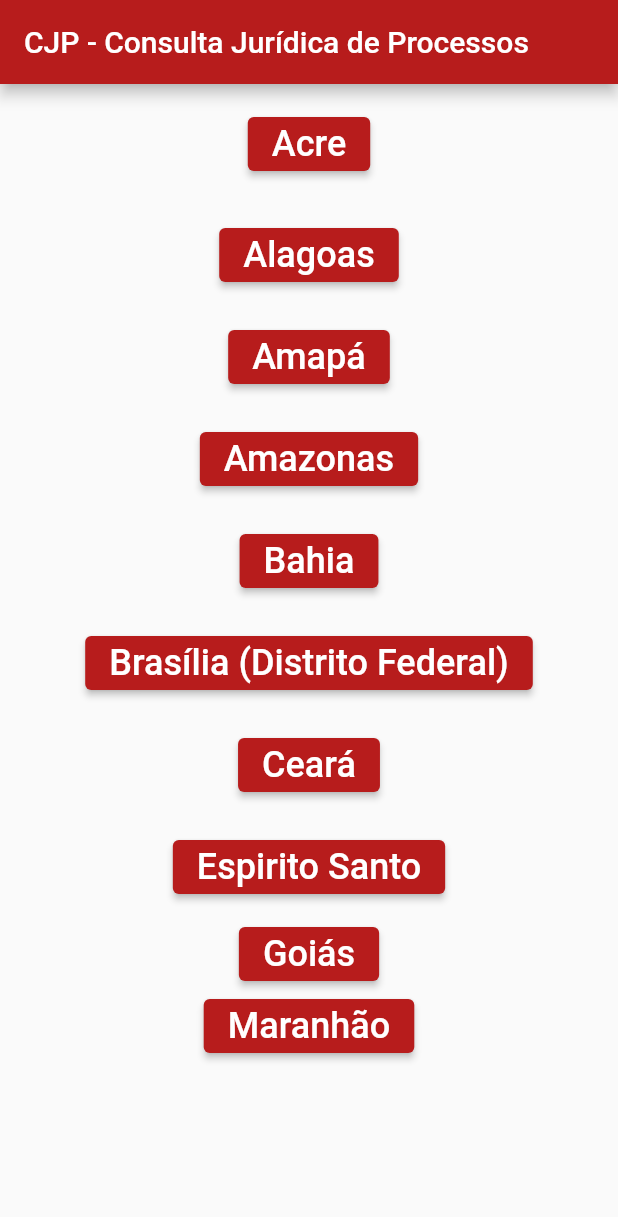
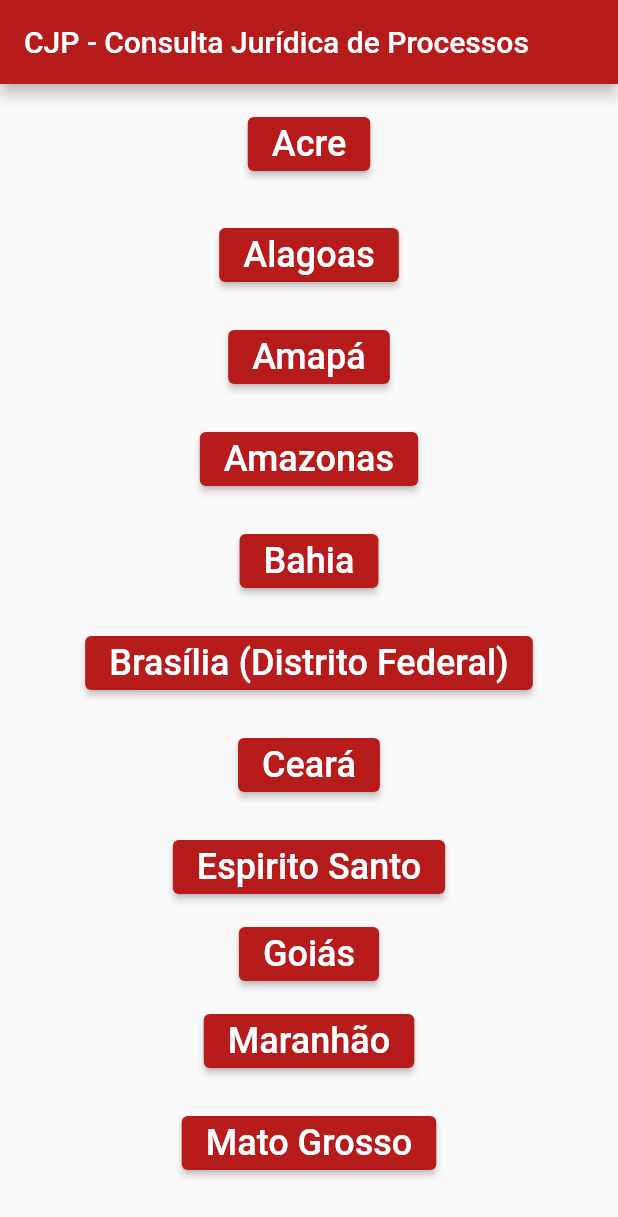
Before and after one commit to HeroRickyGAMES/Projeto-CPJ-Consulta-Juridica-de-Processos, a Flutter app: the screen it shows after launch, on a phone screen of 412 x 824 dp. Shown: the top 1217 px of the screen. Run offline on Flutter 3.47's test engine with Material 2 defaults, Android fonts, the light colour scheme and no system bars; our stand-ins replace webview_flutter.

Commit message:
Adição do Mato Grosso

```diff
--- a/lib/main.dart
+++ b/lib/main.dart
@@ -9,6 +9,7 @@
 import './EspiritoSanto.dart';
 import './Goias.dart';
 import './Maranhao.dart';
+import './MatoGrosso.dart';
 
 //Programado por HeroRickyGames
 
@@ -121,6 +122,14 @@
         }));
 
   }
+  void MatoGrossoBTN()  {
+
+    Navigator.push(context,
+        MaterialPageRoute(builder: (context){
+          return MatoGrosso();
+        }));
+
+  }
   @override
   Widget build(BuildContext context) {
     return Scaffold(
@@ -135,7 +144,6 @@
       ),
       body: Column(
         children: [
-
               Container(
                 alignment: Alignment.center,
                 padding: EdgeInsets.all(16),
@@ -284,6 +292,10 @@
               backgroundColor: Colors.red[900],
             ),
           ),
+          Container(
+              alignment: Alignment.center,
+              padding: EdgeInsets.all(10),
+              child:
               ElevatedButton(
                 onPressed: MaranhaoBTN,
                 child: Text(
@@ -296,6 +308,24 @@
                   backgroundColor: Colors.red[900],
                 ),
               ),
+          ),
+          Container(
+            alignment: Alignment.center,
+            padding: EdgeInsets.all(10),
+            child:
+            ElevatedButton(
+              onPressed: MatoGrossoBTN,
+              child: Text(
+                'Mato Grosso',
+                style: TextStyle(
+                  fontSize: 24,
+                ),
+              ),
+              style: ElevatedButton.styleFrom(
+                backgroundColor: Colors.red[900],
+              ),
+            ),
+          ),
         ]
       ),
     );
```
Also changed, not shown: lib/MatoGrosso.dart (added, +105 -0 lines). Lines whose indentation alone changed are shown as unchanged.
